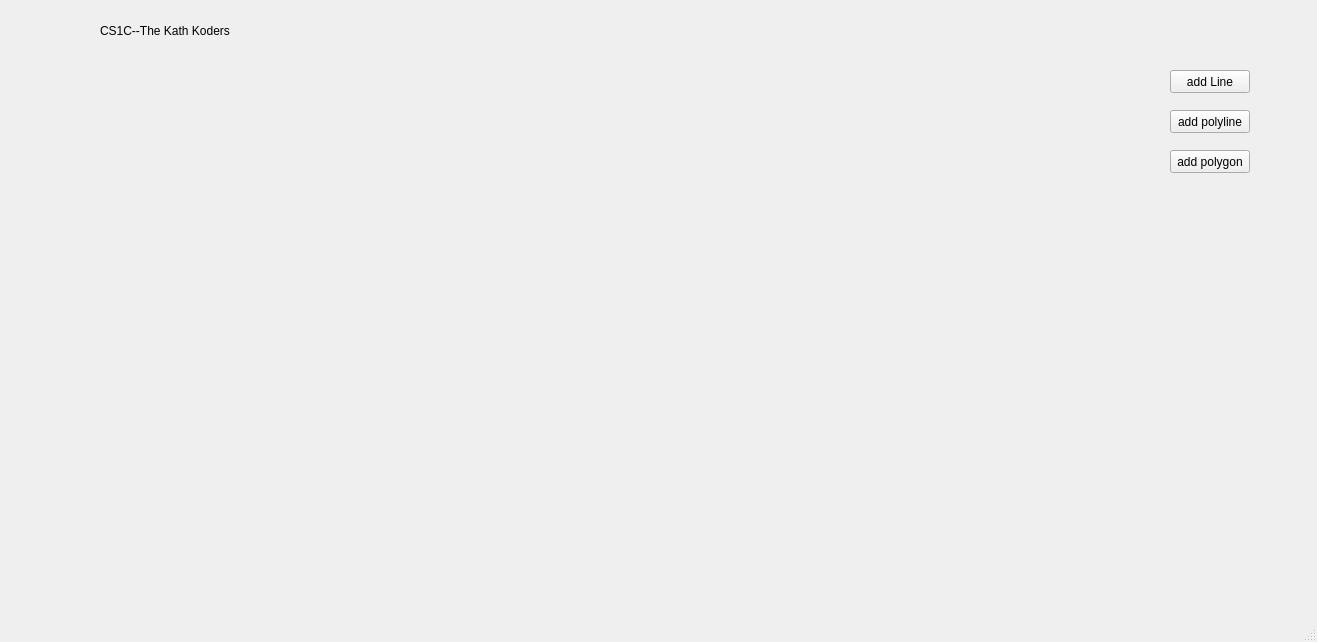
Before: the Qt Designer form mainwindow.ui in mark24680617/CS1C-2DGraph, drawn with Qt 5.
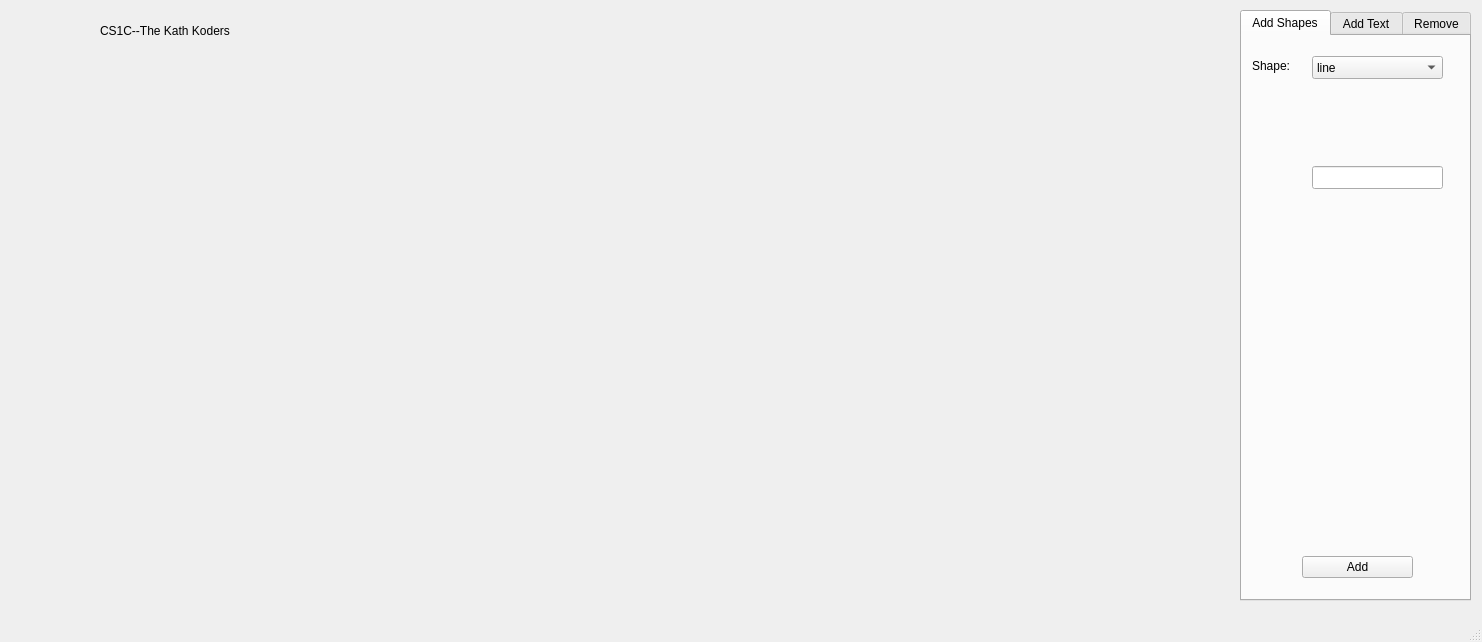
After: the same form once the commit is applied. Icons and pictures are not drawn.

What changed in the file:
```diff
--- a/mainwindow.ui
+++ b/mainwindow.ui
@@ -6,7 +6,7 @@
    <rect>
     <x>0</x>
     <y>0</y>
-    <width>1317</width>
+    <width>1482</width>
     <height>642</height>
    </rect>
   </property>
@@ -17,7 +17,7 @@
    <widget class="QPushButton" name="pushButton">
     <property name="geometry">
      <rect>
-      <x>1210</x>
+      <x>1140</x>
       <y>20</y>
       <width>50</width>
       <height>30</height>
@@ -75,7 +75,7 @@
    <widget class="QPushButton" name="pushButton_2">
     <property name="geometry">
      <rect>
-      <x>1150</x>
+      <x>1080</x>
       <y>20</y>
       <width>51</width>
       <height>30</height>
@@ -98,45 +98,6 @@
      </size>
     </property>
    </widget>
-   <widget class="QPushButton" name="pushButton_3">
-    <property name="geometry">
-     <rect>
-      <x>1170</x>
-      <y>70</y>
-      <width>80</width>
-      <height>23</height>
-     </rect>
-    </property>
-    <property name="text">
-     <string>add Line</string>
-    </property>
-   </widget>
-   <widget class="QPushButton" name="pushButton_4">
-    <property name="geometry">
-     <rect>
-      <x>1170</x>
-      <y>110</y>
-      <width>80</width>
-      <height>23</height>
-     </rect>
-    </property>
-    <property name="text">
-     <string>add polyline</string>
-    </property>
-   </widget>
-   <widget class="QPushButton" name="pushButton_5">
-    <property name="geometry">
-     <rect>
-      <x>1170</x>
-      <y>150</y>
-      <width>80</width>
-      <height>23</height>
-     </rect>
-    </property>
-    <property name="text">
-     <string>add polygon</string>
-    </property>
-   </widget>
    <widget class="QWidget" name="canvas" native="true">
     <property name="geometry">
      <rect>
@@ -147,6 +108,95 @@
      </rect>
     </property>
    </widget>
+   <widget class="QTabWidget" name="tabWidget">
+    <property name="geometry">
+     <rect>
+      <x>1240</x>
+      <y>10</y>
+      <width>231</width>
+      <height>591</height>
+     </rect>
+    </property>
+    <property name="currentIndex">
+     <number>0</number>
+    </property>
+    <widget class="QWidget" name="Add">
+     <attribute name="title">
+      <string>Add Shapes</string>
+     </attribute>
+     <widget class="QComboBox" name="comboBox">
+      <property name="geometry">
+       <rect>
+        <x>70</x>
+        <y>20</y>
+        <width>131</width>
+        <height>23</height>
+       </rect>
+      </property>
+      <item>
+       <property name="text">
+        <string>line</string>
+       </property>
+      </item>
+      <item>
+       <property name="text">
+        <string>polyline</string>
+       </property>
+      </item>
+      <item>
+       <property name="text">
+        <string>polygon</string>
+       </property>
+      </item>
+     </widget>
+     <widget class="QLabel" name="label_3">
+      <property name="geometry">
+       <rect>
+        <x>10</x>
+        <y>14</y>
+        <width>51</width>
+        <height>31</height>
+       </rect>
+      </property>
+      <property name="text">
+       <string>Shape: </string>
+      </property>
+     </widget>
+     <widget class="QPushButton" name="pushButton_3">
+      <property name="geometry">
+       <rect>
+        <x>60</x>
+        <y>520</y>
+        <width>111</width>
+        <height>22</height>
+       </rect>
+      </property>
+      <property name="text">
+       <string>Add</string>
+      </property>
+     </widget>
+     <widget class="QLineEdit" name="lineEdit">
+      <property name="geometry">
+       <rect>
+        <x>70</x>
+        <y>130</y>
+        <width>131</width>
+        <height>23</height>
+       </rect>
+      </property>
+     </widget>
+    </widget>
+    <widget class="QWidget" name="text_only">
+     <attribute name="title">
+      <string>Add Text</string>
+     </attribute>
+    </widget>
+    <widget class="QWidget" name="remove">
+     <attribute name="title">
+      <string>Remove</string>
+     </attribute>
+    </widget>
+   </widget>
   </widget>
   <widget class="QMenuBar" name="menubar">
    <property name="geometry">
```
Left out of the diff: 4 changed lines with no effect on the pictures.
